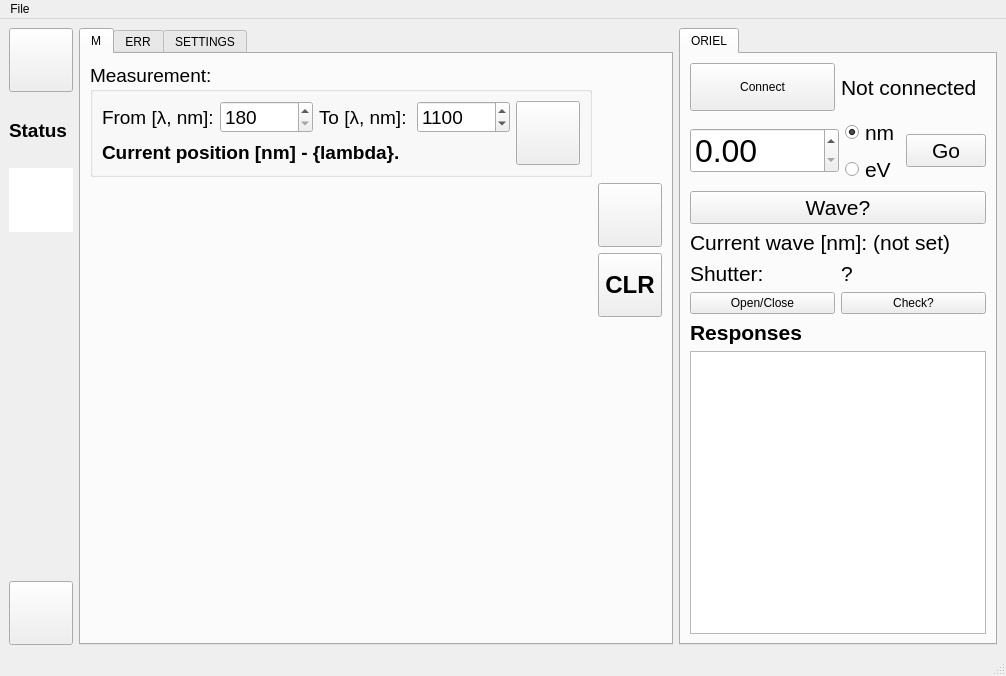
The window that GUI/UIS/EQEGUI.ui (ISeeBugsEverywhere/EQEmeas) describes before a commit, drawn with Qt 5.
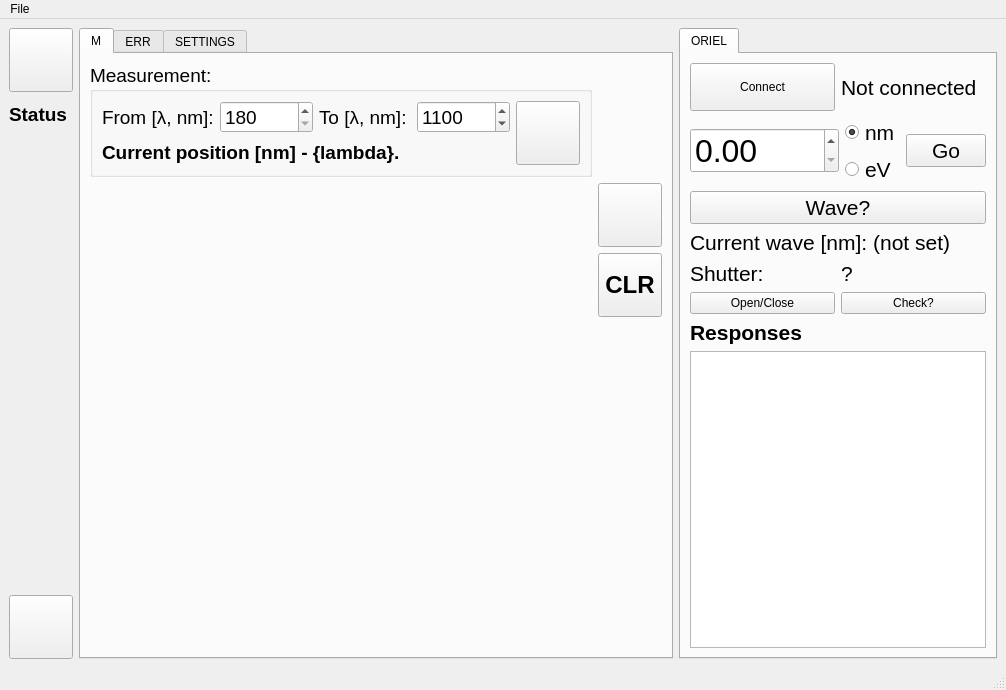
The same window after the commit. Icons and pictures are not drawn. Custom widgets are drawn as their Qt base class.

What changed in the file:
```diff
--- a/GUI/UIS/EQEGUI.ui
+++ b/GUI/UIS/EQEGUI.ui
@@ -7,7 +7,7 @@
     <x>0</x>
     <y>0</y>
     <width>1006</width>
-    <height>676</height>
+    <height>690</height>
    </rect>
   </property>
   <property name="sizePolicy">
@@ -278,13 +278,13 @@
         <property name="minimumSize">
          <size>
           <width>64</width>
-          <height>64</height>
+          <height>32</height>
          </size>
         </property>
         <property name="maximumSize">
          <size>
           <width>64</width>
-          <height>64</height>
+          <height>32</height>
          </size>
         </property>
         <property name="font">
@@ -300,7 +300,7 @@
        </widget>
       </item>
       <item row="1" column="0">
-       <widget class="QGraphicsView" name="statusPictureView">
+       <widget class="QLabel" name="statusPictureView">
         <property name="minimumSize">
          <size>
           <width>64</width>
@@ -313,26 +313,8 @@
           <height>64</height>
          </size>
         </property>
-        <property name="toolTip">
-         <string>Staus?</string>
-        </property>
-        <property name="frameShape">
-         <enum>QFrame::NoFrame</enum>
-        </property>
-        <property name="frameShadow">
-         <enum>QFrame::Plain</enum>
-        </property>
-        <property name="lineWidth">
-         <number>0</number>
-        </property>
-        <property name="verticalScrollBarPolicy">
-         <enum>Qt::ScrollBarAlwaysOff</enum>
-        </property>
-        <property name="horizontalScrollBarPolicy">
-         <enum>Qt::ScrollBarAlwaysOff</enum>
-        </property>
-        <property name="interactive">
-         <bool>false</bool>
+        <property name="text">
+         <string/>
         </property>
        </widget>
       </item>
```
Left out of the diff: 52 changed lines with no effect on the pictures.
